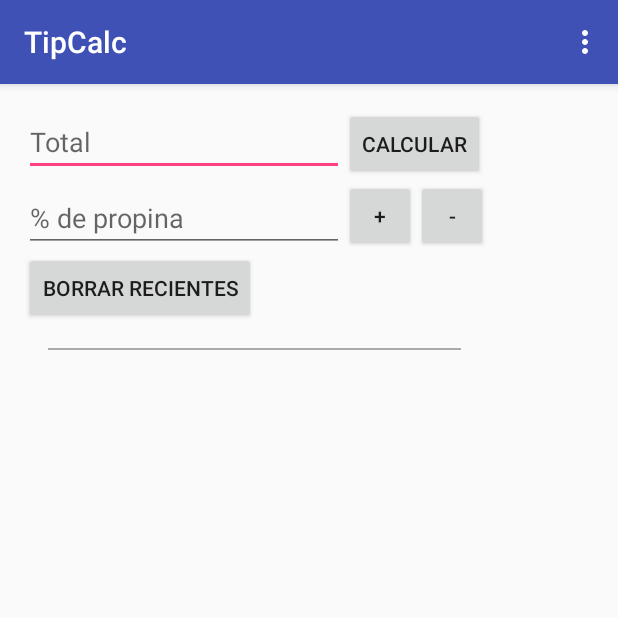
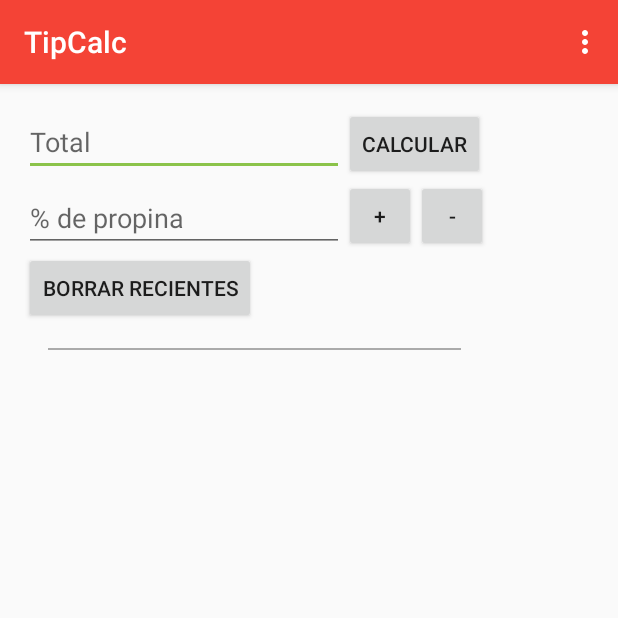
Before and after one commit to jjcarles/TipCalc, an Android app: the screen it shows after launch (MainActivity), on a phone screen of 412 x 824 dp, the top half of it. Run offline under Robolectric (Android 15) with nearby library versions, the phone set to English and light mode, and no system bars; our stand-ins replace ButterKnife.

Commit message:
Canviats els colors del tema.

```diff
--- a/app/src/main/res/values/colors.xml
+++ b/app/src/main/res/values/colors.xml
@@ -1,6 +1,6 @@
 <?xml version="1.0" encoding="utf-8"?>
 <resources>
-    <color name="colorPrimary">#3F51B5</color>
-    <color name="colorPrimaryDark">#303F9F</color>
-    <color name="colorAccent">#FF4081</color>
+    <color name="colorPrimary">#F44336</color>
+    <color name="colorPrimaryDark">#D32F2F</color>
+    <color name="colorAccent">#8BC34A</color>
 </resources>
```
